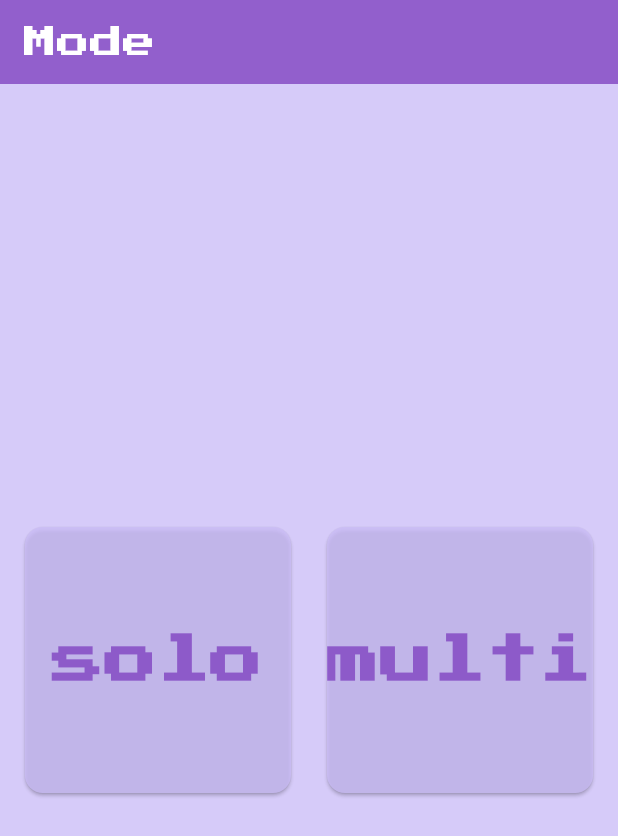
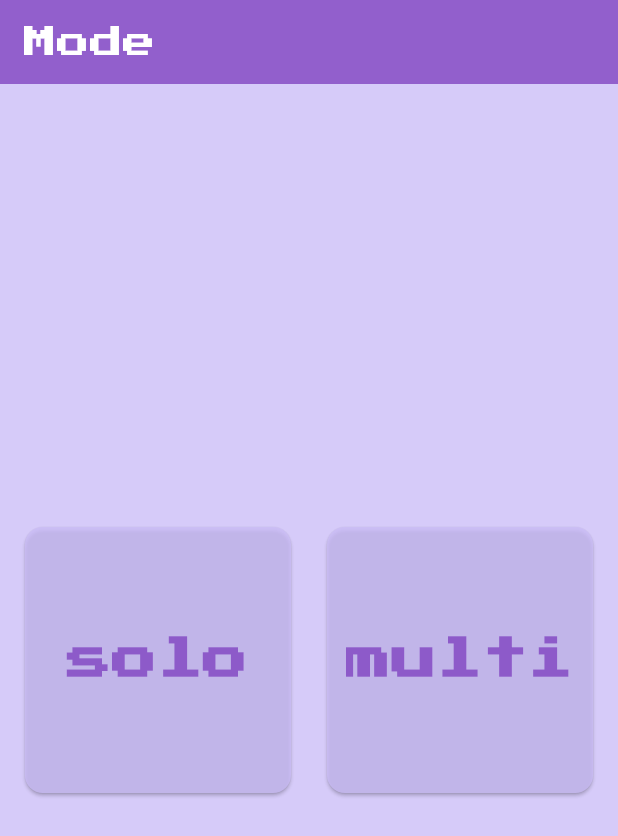
Before and after one commit to u5u5u5u/ankylo-cup, a Flutter app: the SelectModeScreen screen opened directly, on a phone screen of 412 x 824 dp. Shown: the top 836 px of the screen. Run offline on Flutter 3.47's test engine with Material 3 defaults, Android fonts, the phone set to English and light mode, and no system bars; our stand-ins replace firebase_auth, firebase_core, fixnum, flutter_animate, flutter_riverpod, google_fonts and 2 more; missing offline and left inert: firebase_app_check, flame, grpc, protobuf; accounts and stored records are empty; generated files the repository leaves out were written again.

```diff
--- a/lib/presentation/auth/signin.dart
+++ b/lib/presentation/auth/signin.dart
@@ -89,7 +89,7 @@ class _SigninScreenState extends State<SigninScreen> {
           GestureDetector(
         onTap: signInWithGoogle,
         child: SizedBox(
-          width: MediaQuery.of(context).size.width * 0.7,
+          width: MediaQuery.of(context).size.width * 0.8,
           height: MediaQuery.of(context).size.height * 0.1,
           child: Card(
             shape: RoundedRectangleBorder(
--- a/lib/presentation/games/brick-breaker/widgets/game_app.dart
+++ b/lib/presentation/games/brick-breaker/widgets/game_app.dart
@@ -67,11 +67,13 @@ class _BrickBreakerGameScreenState extends State<BrickBreakerGameScreen> {
                                   const OverlayScreen(
                                     title: 'G A M E   O V E R',
                                     subtitle: 'Tap to Play Again',
+                                    showExitButton: true, // 終了ボタンを表示
                                   ),
                               PlayState.won.name: (context, game) =>
                                   const OverlayScreen(
                                     title: 'Y O U   W O N ! ! !',
                                     subtitle: 'Tap to Play Again',
+                                    showExitButton: true, // 終了ボタンを表示
                                   ),
                             },
                           ),
--- a/lib/presentation/page/select_mode/select_mode_screen.dart
+++ b/lib/presentation/page/select_mode/select_mode_screen.dart
@@ -50,7 +50,7 @@ class SelectModeScreen extends StatelessWidget {
                     child: Text(
                       'solo',
                       style: TextStyle(
-                        fontSize: 35,
+                        fontSize: 30,
                         color: Theme.of(context).primaryColor,
                         fontWeight: FontWeight.bold,
                       ),
@@ -76,7 +76,7 @@ class SelectModeScreen extends StatelessWidget {
                     child: Text(
                       'multi',
                       style: TextStyle(
-                        fontSize: 35,
+                        fontSize: 30,
                         color: Theme.of(context).primaryColor,
                         fontWeight: FontWeight.bold,
                       ),
```
Also changed, not shown: lib/presentation/games/brick-breaker/widgets/overlay_screen.dart (+32 -0 lines).
